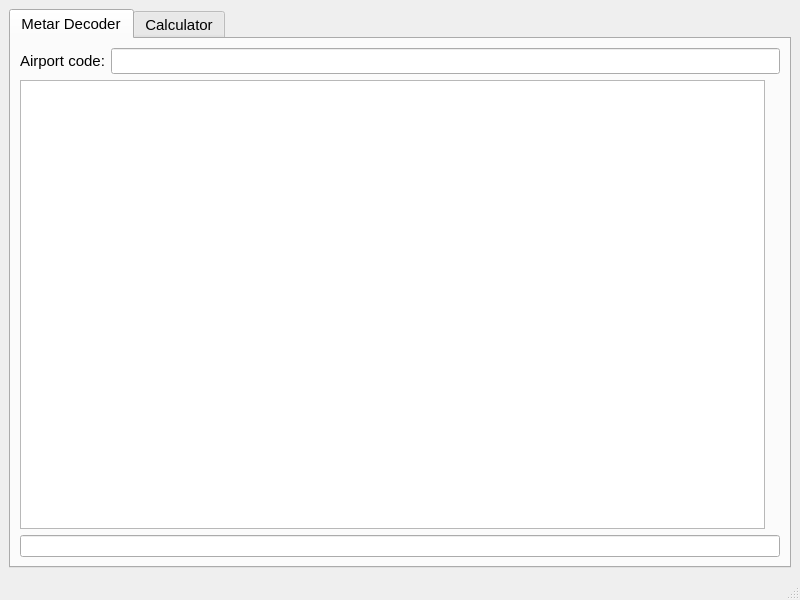
Qt form mainWindow.ui (Sergey207/Metar-decoder) before a commit.
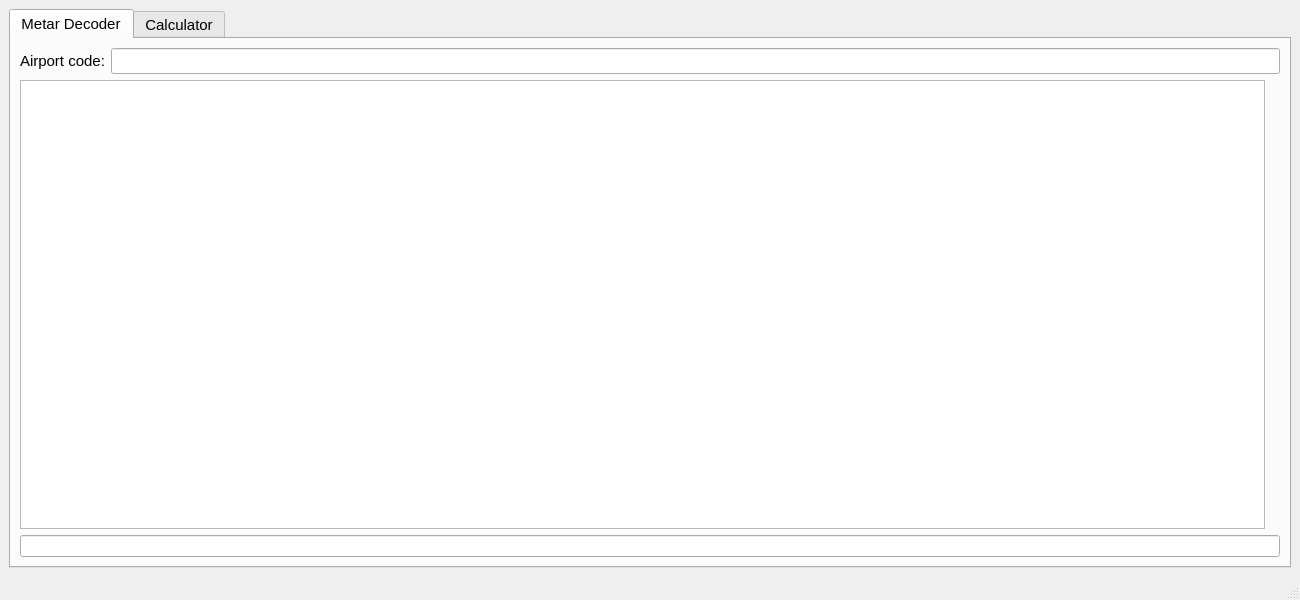
The same form after that commit.

What changed in the file:
```diff
--- a/mainWindow.ui
+++ b/mainWindow.ui
@@ -6,13 +6,19 @@
    <rect>
     <x>0</x>
     <y>0</y>
-    <width>800</width>
+    <width>1300</width>
     <height>600</height>
    </rect>
   </property>
   <property name="minimumSize">
    <size>
-    <width>800</width>
+    <width>1300</width>
+    <height>600</height>
+   </size>
+  </property>
+  <property name="maximumSize">
+   <size>
+    <width>1300</width>
     <height>600</height>
    </size>
   </property>
```
Left out of the diff: 2 changed lines with no effect on the pictures.
